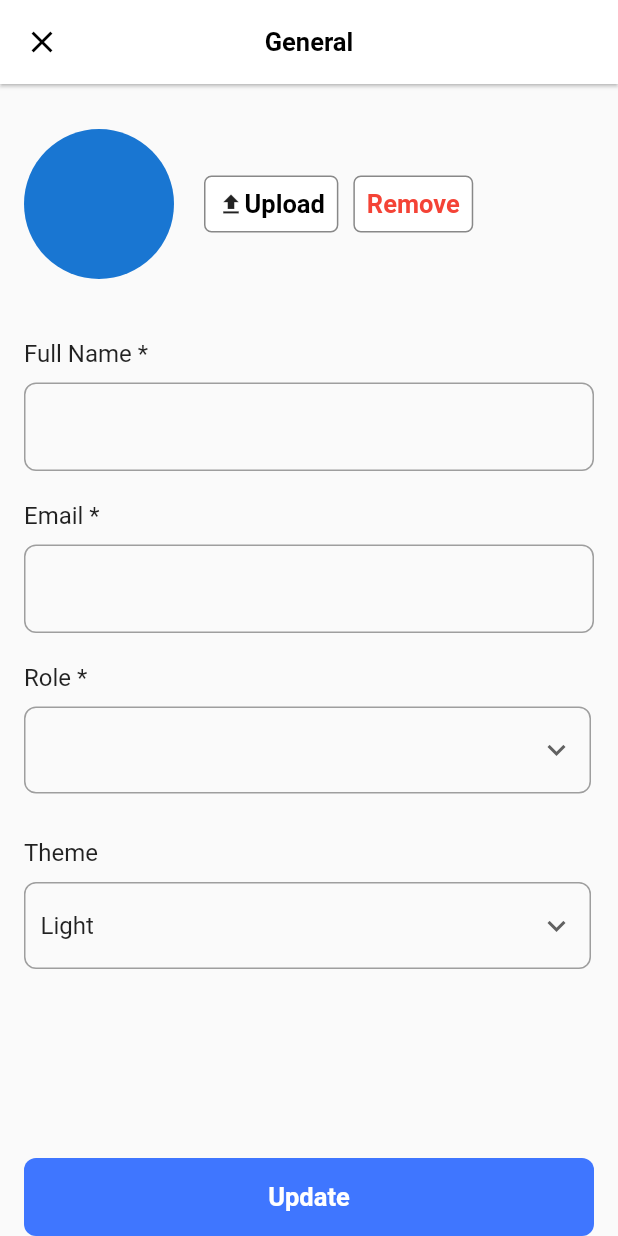
After one commit to rameshkumarchandra/plane_local, a Flutter app: the ProfileDetailScreen screen opened directly, on a phone screen of 412 x 824 dp. The commit adds this screen. Run offline on Flutter 3.47's test engine with Material 2 defaults, Android fonts, the phone set to English and light mode, and no system bars; our stand-ins replace dio, flutter_riverpod, flutter_svg, google_fonts, loading_indicator, retry; Roboto replaces fonts that are missing (SF Pro Display); project files that could hold a hidden picture were left out.

Commit message:
Added profile and profile detail screen

```diff
--- a/lib/screens/on_boarding_screen.dart
+++ b/lib/screens/on_boarding_screen.dart
@@ -465,7 +465,9 @@ class _OnBoardingScreenState extends State<OnBoardingScreen> {
               const SizedBox(
                 height: 20,
               ),
-              Button(
+              Hero(
+                tag: 'button',
+                child: Button(
                   text: 'Get Started',
                   ontap: () {
                     Navigator.push(
@@ -475,6 +477,7 @@ class _OnBoardingScreenState extends State<OnBoardingScreen> {
                       ),
                     );
                   },
+                ),
               )
             ],
           ),
--- /dev/null
+++ b/lib/screens/profile_detail_screen.dart
@@ -0,0 +1,209 @@
+import 'package:flutter/material.dart';
+import 'package:plane_startup/utils/button.dart';
+import 'package:plane_startup/utils/constants.dart';
+import 'package:plane_startup/utils/text_styles.dart';
+
+class ProfileDetailScreen extends StatefulWidget {
+  const ProfileDetailScreen({super.key});
+
+  @override
+  State<ProfileDetailScreen> createState() => _ProfileDetailScreenState();
+}
+
+class _ProfileDetailScreenState extends State<ProfileDetailScreen> {
+  String? dropDownValue;
+  List<String> dropDownItems = [
+    'App developer',
+    'Front end developer',
+    'UI/UX designer',
+    'Back end developer'
+  ];
+  String theme = 'Light';
+  List<String> themes = ['Light', 'Dark'];
+
+  @override
+  Widget build(BuildContext context) {
+    return Scaffold(
+      appBar: AppBar(
+        centerTitle: true,
+        elevation: 1,
+        backgroundColor: Colors.white,
+        title: Text(
+          'General',
+          style: TextStylingWidget.buttonText.copyWith(color: Colors.black),
+        ),
+        leading: InkWell(
+          onTap: () {
+            Navigator.of(context).pop();
+          },
+          child: const Icon(
+            Icons.close,
+            color: Colors.black,
+          ),
+        ),
+      ),
+      body: SafeArea(
+        child: SizedBox(
+          height: MediaQuery.of(context).size.height,
+          child: Padding(
+            padding: const EdgeInsets.symmetric(horizontal: 16),
+            child: Column(
+              crossAxisAlignment: CrossAxisAlignment.start,
+              children: [
+                const SizedBox(
+                  height: 30,
+                ),
+                Row(
+                  children: [
+                    const Hero(
+                      tag: 'photo',
+                      child: CircleAvatar(
+                        radius: 50,
+                      ),
+                    ),
+                    const SizedBox(
+                      width: 20,
+                    ),
+                    Container(
+                      decoration: BoxDecoration(
+                          border: Border.all(color: greyColor),
+                          borderRadius: BorderRadius.circular(5),
+                          color: Colors.white),
+                      padding: const EdgeInsets.all(8),
+                      child: Row(
+                        children: [
+                          const Icon(
+                            Icons.file_upload,
+                            size: 18,
+                          ),
+                          Text(
+                            'Upload',
+                            style: TextStylingWidget.buttonText
+                                .copyWith(color: Colors.black),
+                          )
+                        ],
+                      ),
+                    ),
+                    const SizedBox(
+                      width: 10,
+                    ),
+                    Container(
+                      decoration: BoxDecoration(
+                          border: Border.all(color: greyColor),
+                          borderRadius: BorderRadius.circular(5),
+                          color: Colors.white),
+                      padding: const EdgeInsets.all(8),
+                      child: Row(
+                        children: [
+                          Text(
+                            'Remove',
+                            style: TextStylingWidget.buttonText
+                                .copyWith(color: Colors.red),
+                          )
+                        ],
+                      ),
+                    )
+                  ],
+                ),
+                const SizedBox(
+                  height: 40,
+                ),
+                const Text('Full Name *', style: TextStylingWidget.description),
+                const SizedBox(
+                  height: 10,
+                ),
+                TextField(
+                  decoration: kTextFieldDecoration,
+                ),
+                const SizedBox(
+                  height: 20,
+                ),
+                const Text('Email *', style: TextStylingWidget.description),
+                const SizedBox(
+                  height: 10,
+                ),
+                TextField(
+                  decoration: kTextFieldDecoration,
+                ),
+                const SizedBox(
+                  height: 20,
+                ),
+                const Text('Role *', style: TextStylingWidget.description),
+                const SizedBox(
+                  height: 10,
+                ),
+                Container(
+                  decoration: BoxDecoration(
+                    borderRadius: BorderRadius.circular(8),
+                    border: Border.all(
+                      color: Colors.grey.shade500,
+                    ),
+                  ),
+                  padding:
+                      const EdgeInsets.symmetric(horizontal: 10, vertical: 4),
+                  child: DropdownButton(
+                    value: dropDownValue,
+                    elevation: 1,
+                    underline: Container(color: Colors.transparent),
+                    icon: const Icon(Icons.keyboard_arrow_down),
+                    items: dropDownItems.map((String items) {
+                      return DropdownMenuItem(
+                        value: items,
+                        child: SizedBox(
+                            width: MediaQuery.of(context).size.width - 80,
+                            child: Text(items)),
+                      );
+                    }).toList(),
+                    onChanged: (String? newValue) {
+                      setState(() {
+                        dropDownValue = newValue!;
+                      });
+                    },
+                  ),
+                ),
+                const SizedBox(
+                  height: 30,
+                ),
+                const Text('Theme', style: TextStylingWidget.description),
+                const SizedBox(
+                  height: 10,
+                ),
+                Container(
+                  decoration: BoxDecoration(
+                    borderRadius: BorderRadius.circular(8),
+                    border: Border.all(
+                      color: Colors.grey.shade500,
+                    ),
+                  ),
+                  padding:
+                      const EdgeInsets.symmetric(horizontal: 10, vertical: 4),
+                  child: DropdownButton(
+                    value: theme,
+                    elevation: 1,
+                    underline: Container(color: Colors.transparent),
+                    icon: const Icon(Icons.keyboard_arrow_down),
+                    items: themes.map((String items) {
+                      return DropdownMenuItem(
+                        value: items,
+                        child: SizedBox(
+                            width: MediaQuery.of(context).size.width - 80,
+                            child: Text(items)),
+                      );
+                    }).toList(),
+                    onChanged: (String? newValue) {
+                      setState(() {
+                        theme = newValue!;
+                      });
+                    },
+                  ),
+                ),
+                Expanded(child: Container()),
+                Button(text: 'Update')
+              ],
+            ),
+          ),
+        ),
+      ),
+    );
+  }
+}
--- a/lib/screens/setup_profile_screen.dart
+++ b/lib/screens/setup_profile_screen.dart
@@ -435,7 +435,9 @@ class _SetupProfileScreenState extends State<SetupProfileScreen> {
           const SizedBox(
             height: 30,
           ),
-          Button(
+          Hero(
+            tag: 'button2',
+            child: Button(
               text: 'Continue',
               disable: emails.isEmpty ? true : false,
               ontap: (){
@@ -446,6 +448,7 @@ class _SetupProfileScreenState extends State<SetupProfileScreen> {
                 ),
               );
               },
+            ),
           ),
           const SizedBox(
             height: 20,
--- a/lib/utils/button.dart
+++ b/lib/utils/button.dart
@@ -25,7 +25,8 @@ class Button extends StatefulWidget {
 class _ButtonState extends State<Button> {
   @override
   Widget build(BuildContext context) {
-    return InkWell(
+    return Material(
+      child: InkWell(
         onTap: widget.ontap,
         child: Container(
           padding: const EdgeInsets.symmetric(vertical: 16),
@@ -54,6 +55,7 @@ class _ButtonState extends State<Button> {
             ),
           ),
         ),
+      ),
     );
   }
 }
--- a/lib/utils/constants.dart
+++ b/lib/utils/constants.dart
@@ -2,6 +2,7 @@ import 'package:flutter/material.dart';
 import 'package:plane_startup/utils/const.dart';
 
 const primaryColor = Color.fromRGBO(63, 118, 255, 1);
+const primaryLightColor = Color.fromRGBO(63, 118, 255, 0.1);
 const greyColor = Color.fromRGBO(136, 136, 136, 1);
 const lightGreeyColor = Color.fromRGBO(238, 238, 238, 1);
 
```
Also changed, not shown: lib/screens/profile_screen.dart (added, +207 -0 lines), lib/screens/sign_in.dart (+8 -2 lines), 6 other files. Lines whose indentation alone changed are shown as unchanged.
